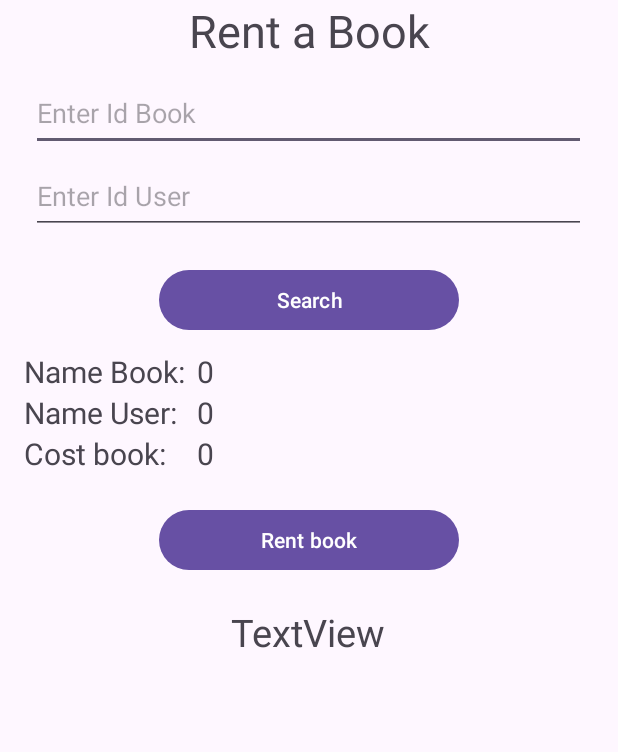
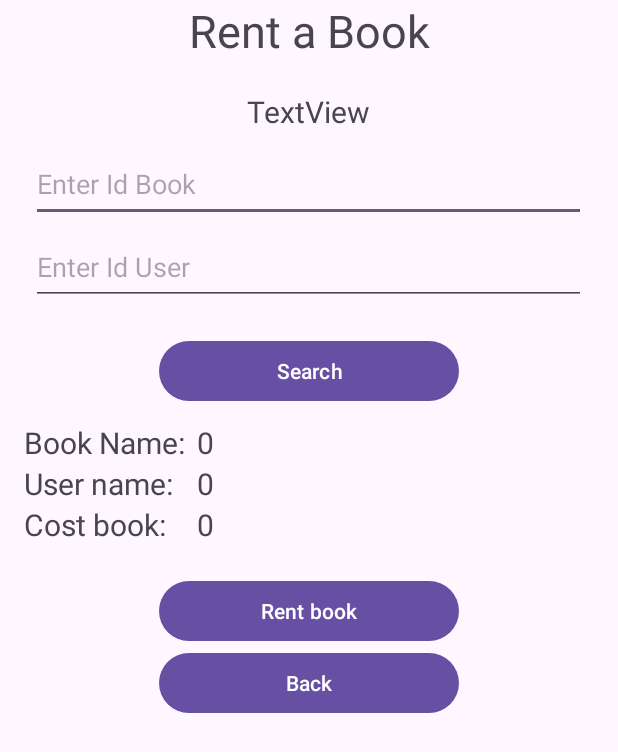
Before and after one commit to AndrexMed/AndroidStudio-Java-Exercises, an Android app: the RentBook screen opened directly, with no data from a screen before it, on a phone screen of 412 x 824 dp. Shown: the top 752 px of the screen. Run offline under Robolectric (Android 15) with nearby library versions, the phone set to English and light mode, and no system bars.

Commit message:
Fin Requeremientos

```diff
--- a/CRUD_UsersAndBooks/app/src/main/java/com/example/crud_usersandbooks/DbConnection.java
+++ b/CRUD_UsersAndBooks/app/src/main/java/com/example/crud_usersandbooks/DbConnection.java
@@ -10,7 +10,7 @@ public class DbConnection extends SQLiteOpenHelper {
 
     String tblUsers = "CREATE TABLE Users(idUser text, nameUser text, emailUser text, password text, status text)";
     String tblBooks = "CREATE TABLE Books(idBook text, nameBook text, coste text, available text)";
-    String tblRents = "CREATE TABLE Rents(idRent text, idUser text, idBook text, date text)";
+    String tblRents = "CREATE TABLE Rents(idRent INTEGER PRIMARY KEY AUTOINCREMENT, idUser text, idBook text, date text)";
 
     public DbConnection(@Nullable Context context, @Nullable String name, @Nullable SQLiteDatabase.CursorFactory factory, int version) {
         super(context, name, factory, version);
--- a/CRUD_UsersAndBooks/app/src/main/java/com/example/crud_usersandbooks/RentBook.java
+++ b/CRUD_UsersAndBooks/app/src/main/java/com/example/crud_usersandbooks/RentBook.java
@@ -2,15 +2,245 @@ package com.example.crud_usersandbooks;
 
 import androidx.appcompat.app.AppCompatActivity;
 
+import android.content.ContentValues;
+import android.content.Intent;
+import android.database.Cursor;
+import android.database.sqlite.SQLiteDatabase;
+import android.graphics.Color;
 import android.os.Bundle;
+import android.view.View;
+import android.widget.Button;
+import android.widget.EditText;
+import android.widget.TextView;
+import android.widget.Toast;
 
 import java.util.Date;
 
 public class RentBook extends AppCompatActivity {
+    TextView tvNameBook, tvNameUser, tvCosteBook;
+    EditText etIdBook, etIdUser;
+    TextView tvMessage;
+    Button btnSearch, btnBack, btnSave;
+
+    DbConnection dbase = new DbConnection(this, "dbusers",null,1);
 
     @Override
     protected void onCreate(Bundle savedInstanceState) {
         super.onCreate(savedInstanceState);
         setContentView(R.layout.activity_rent_book);
+
+        etIdBook = findViewById(R.id.etIdBook);
+        etIdUser = findViewById(R.id.etIdUser);
+
+        btnSearch = findViewById(R.id.btnSearch);
+        btnSave = findViewById(R.id.btnSave);
+        btnBack = findViewById(R.id.btnBack);
+
+        tvMessage = findViewById(R.id.tvMessage);
+        tvNameBook = findViewById(R.id.tvNameBook);
+        tvNameUser = findViewById(R.id.tvNameUser);
+        tvCosteBook = findViewById(R.id.tvCosteBook);
+
+        btnSearch.setOnClickListener(new View.OnClickListener() {
+            @Override
+            public void onClick(View v) {
+                String idBook = etIdBook.getText().toString();
+                String idUser = etIdUser.getText().toString();
+
+                IsUserAndBookAvailableValidation(idBook, idUser);
+            }
+        });
+
+        btnBack.setOnClickListener(new View.OnClickListener() {
+            @Override
+            public void onClick(View v) {
+                GoBack();
+            }
+        });
+
+        btnSave.setOnClickListener(new View.OnClickListener() {
+            @Override
+            public void onClick(View v) {
+                String idBook = etIdBook.getText().toString();
+                String idUser = etIdUser.getText().toString();
+
+                saveRegisterRent(idBook, idUser);
+            }
+        });
+
     }
+
+    /*private void saveRegisterRent(String idBook, String idUser) {
+
+        SQLiteDatabase db =  dbase.getReadableDatabase();
+        SQLiteDatabase db2 =  dbase.getReadableDatabase();
+
+        String queryB = "SELECT idBook, nameBook, coste FROM Books WHERE idBook = '"+idBook+"'";
+        String queryU = "SELECT idUser, nameUser FROM Users WHERE idUser = '"+idUser+"'";
+
+        Cursor cBook = db.rawQuery(queryB, null);
+        Cursor cUser = db2.rawQuery(queryU, null);
+
+        if (cBook.moveToFirst() && cUser.moveToFirst()){
+
+            SQLiteDatabase dbw = dbase.getWritableDatabase();
+
+            try {
+
+                String fechaNow = new Date().toString();
+
+                ContentValues cvRent = new ContentValues();
+                cvRent.put("idUser",idUser );
+                cvRent.put("idBook", idBook);
+                cvRent.put("date", fechaNow);
+
+                dbw.insert("Rents",null,cvRent);
+                dbw.close();
+                tvMessage.setTextColor(Color.GREEN);
+                tvMessage.setText("Successfully registered rent...");
+
+            }catch (Exception ex){
+                Toast.makeText(this,"Error: "+ex.getMessage(),Toast.LENGTH_SHORT).show();
+            }
+
+        }else {
+            tvMessage.setTextColor(Color.RED);
+            tvMessage.setText("Ya tiene este libro asignado");
+        }
+    }*/
+
+    private void saveRegisterRent(String idBook, String idUser) {
+        SQLiteDatabase db = dbase.getReadableDatabase();
+
+        String queryB = "SELECT idBook, nameBook, coste FROM Books WHERE idBook = '" + idBook + "'";
+        String queryU = "SELECT idUser, nameUser FROM Users WHERE idUser = '" + idUser + "'";
+
+        Cursor cBook = db.rawQuery(queryB, null);
+        Cursor cUser = db.rawQuery(queryU, null);
+
+        if (cBook.moveToFirst() && cUser.moveToFirst()) {
+            SQLiteDatabase dbw = dbase.getWritableDatabase();
+
+            // Verificar si ya existe un registro con el mismo idBook e idUser
+            String checkQuery = "SELECT COUNT(*) FROM Rents WHERE idBook = ? AND idUser = ?";
+            Cursor checkCursor = dbw.rawQuery(checkQuery, new String[]{idBook, idUser});
+            checkCursor.moveToFirst();
+            int existingCount = checkCursor.getInt(0);
+            checkCursor.close();
+
+            if (existingCount == 0) {
+                try {
+                    String fechaNow = new Date().toString();
+
+                    ContentValues cvRent = new ContentValues();
+                    cvRent.put("idUser", idUser);
+                    cvRent.put("idBook", idBook);
+                    cvRent.put("date", fechaNow);
+
+                    dbw.insert("Rents", null, cvRent);
+                    dbw.close();
+                    tvMessage.setTextColor(Color.GREEN);
+                    tvMessage.setText("Registro de préstamo exitoso...");
+                } catch (Exception ex) {
+                    Toast.makeText(this, "Error: " + ex.getMessage(), Toast.LENGTH_SHORT).show();
+                }
+            } else {
+                // Ya existe un registro con el mismo libro asignado al usuario.
+                tvMessage.setTextColor(Color.RED);
+                tvMessage.setText("Ya tiene este libro asignado");
+            }
+        } else {
+            tvMessage.setTextColor(Color.RED);
+            tvMessage.setText("Error aquí");
+        }
+    }
+
+    //---------------------------------------------------------------------------
+    private void GoBack() {
+        Intent back = new Intent(this, MainActivity.class);
+        startActivity(back);
+    }
+
+    private void IsUserAndBookAvailableValidation(String idBook, String idUser) {
+
+        if (idUser.isEmpty() || idBook.isEmpty()){
+            tvMessage.setTextColor(Color.RED);
+            tvMessage.setText("Ids obligatorios");
+        }else{
+            boolean userValid = UserValid(idUser);
+            boolean bookValid = BookValid(idBook);
+
+            if (userValid && bookValid){
+                    //SaveRent(idUser, idBook);
+                tvMessage.setTextColor(Color.GREEN);
+                tvMessage.setText("It's Ok");
+
+                PrintDataInTable(idBook, idUser);
+            }else{
+                if (!userValid){
+                    tvMessage.setTextColor(Color.RED);
+                    tvMessage.setText("User no registered or disabled");
+                }
+                if (!bookValid){
+                    tvMessage.setTextColor(Color.RED);
+                    tvMessage.setText("Book no registered or disabled");
+                }
+            }
+        }
+    }
+
+    private void PrintDataInTable(String idBook, String idUser) {
+
+        SQLiteDatabase db =  dbase.getReadableDatabase();
+        SQLiteDatabase db2 =  dbase.getReadableDatabase();
+
+        String queryB = "SELECT idBook, nameBook, coste FROM Books WHERE idBook = '"+idBook+"'";
+        String queryU = "SELECT idUser, nameUser FROM Users WHERE idUser = '"+idUser+"'";
+
+        Cursor cBook = db.rawQuery(queryB, null);
+        Cursor cUser = db2.rawQuery(queryU, null);
+
+        if (cBook.moveToFirst() && cUser.moveToFirst()){
+            tvNameBook.setText(cBook.getString(1));
+            tvNameUser.setText(cUser.getString(1));
+            tvCosteBook.setText(cBook.getString(2));
+        }else{
+            tvMessage.setTextColor(Color.RED);
+            tvMessage.setText("Error aqui!");
+        }
+
+        cBook.close();
+        cUser.close();
+    }
+
+    private boolean UserValid(String idUser){
+
+        SQLiteDatabase db =  dbase.getReadableDatabase();
+
+        String query = "SELECT idUser FROM Users WHERE idUser = '"+idUser+"' AND status = '1'";
+
+        Cursor cUser = db.rawQuery(query, null);
+
+        if (cUser.moveToFirst()){
+            return true;
+        }else {
+            return false;
+        }
+    }
+
+    private boolean BookValid(String idBook){
+
+        SQLiteDatabase db =  dbase.getReadableDatabase();
+
+        String query = "SELECT idBook FROM Books WHERE idBook = '"+idBook+"' AND available = '1'";
+
+        Cursor cUser = db.rawQuery(query, null);
+
+        if (cUser.moveToFirst()){
+            return true;
+        }else {
+            return false;
+        }
+    }
+
 }
--- a/CRUD_UsersAndBooks/app/src/main/res/layout/activity_rent_book.xml
+++ b/CRUD_UsersAndBooks/app/src/main/res/layout/activity_rent_book.xml
@@ -8,12 +8,22 @@
     android:orientation="vertical">
 
     <TextView
-        android:id="@+id/textView2"
+        android:id="@+id/title"
         android:layout_width="match_parent"
         android:layout_height="wrap_content"
         android:gravity="center"
         android:text="Rent a Book"
         android:textSize="30dp" />
+
+    <TextView
+        android:id="@+id/tvMessage"
+        android:layout_width="370dp"
+        android:layout_height="wrap_content"
+        android:text="TextView"
+        android:layout_marginTop="20dp"
+        android:layout_gravity="center"
+        android:gravity="center"
+        android:textSize="20dp"/>
 
     <LinearLayout
         android:layout_width="370dp"
@@ -23,15 +33,15 @@
         android:layout_gravity="center">
 
         <EditText
-            android:id="@+id/editTextText"
+            android:id="@+id/etIdBook"
             android:layout_width="match_parent"
             android:layout_height="50dp"
             android:ems="10"
-            android:inputType="text"
-            android:hint="Enter Id Book" />
+            android:hint="Enter Id Book"
+            android:inputType="text" />
 
         <EditText
-            android:id="@+id/editTextText2"
+            android:id="@+id/etIdUser"
             android:layout_width="match_parent"
             android:layout_height="50dp"
             android:ems="10"
@@ -67,15 +77,15 @@
             android:orientation="horizontal">
 
             <TextView
-                android:id="@+id/textView5"
+                android:id="@+id/textView1"
                 android:layout_width="150dp"
                 android:layout_height="wrap_content"
                 android:layout_weight="1"
-                android:text="Name Book: "
-                android:textSize="20dp"/>
+                android:text="Book Name: "
+                android:textSize="20dp" />
 
             <TextView
-                android:id="@+id/tvIdBook"
+                android:id="@+id/tvNameBook"
                 android:layout_width="300dp"
                 android:layout_height="wrap_content"
                 android:layout_weight="1"
@@ -89,15 +99,15 @@
             android:orientation="horizontal">
 
             <TextView
-                android:id="@+id/tvNameUser"
+                android:id="@+id/textView2"
                 android:layout_width="150dp"
                 android:layout_height="wrap_content"
                 android:layout_weight="1"
-                android:text="Name User: "
+                android:text="User name: "
                 android:textSize="20dp"/>
 
             <TextView
-                android:id="@+id/textView8"
+                android:id="@+id/tvNameUser"
                 android:layout_width="300dp"
                 android:layout_height="wrap_content"
                 android:layout_weight="1"
@@ -116,7 +126,7 @@
                 android:layout_height="wrap_content"
                 android:layout_weight="1"
                 android:text="Cost book: "
-                android:textSize="20dp"/>
+                android:textSize="20dp" />
 
             <TextView
                 android:id="@+id/tvCosteBook"
@@ -140,15 +150,12 @@
             android:layout_width="match_parent"
             android:layout_height="wrap_content"
             android:text="Rent book" />
+
+        <Button
+            android:id="@+id/btnBack"
+            android:layout_width="match_parent"
+            android:layout_height="wrap_content"
+            android:text="Back" />
     </LinearLayout>
 
-    <TextView
-        android:id="@+id/tvMessage"
-        android:layout_width="370dp"
-        android:layout_height="wrap_content"
-        android:text="TextView"
-        android:layout_marginTop="20dp"
-        android:layout_gravity="center"
-        android:gravity="center"
-        android:textSize="25dp"/>
 </LinearLayout>
```
